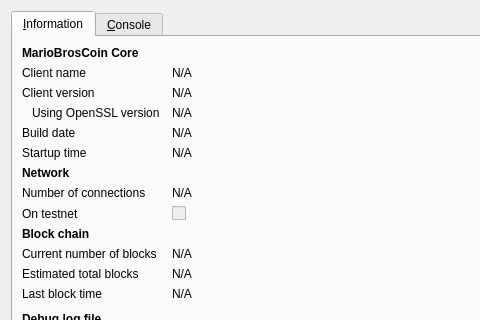
First picture: the form in src/qt/forms/rpcconsole.ui, repository mybrocoin/mybrocoin, before the edit; both pictures show x 0 to 480 and y 0 to 320 of the 740 by 450 pixel window.
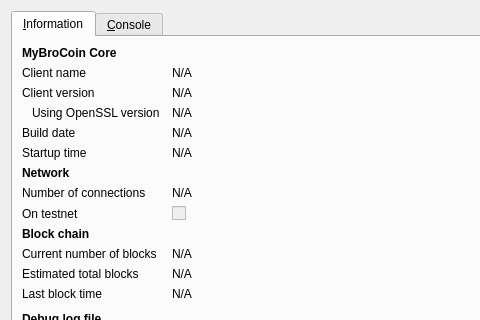
Second picture: the form after the edit. Icons and pictures are not drawn.

Commit message: now MyBroCoin

```diff
--- a/src/qt/forms/rpcconsole.ui
+++ b/src/qt/forms/rpcconsole.ui
@@ -36,7 +36,7 @@
           </font>
          </property>
          <property name="text">
-          <string>MarioBrosCoin Core</string>
+          <string>MyBroCoin Core</string>
          </property>
         </widget>
        </item>
```
Left out of the diff: 6 changed lines with no effect on the pictures. The commit also changes 201 other files.
